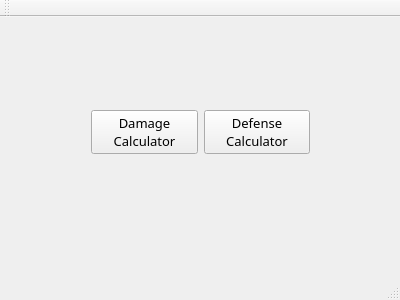
First picture: the form in src/Forms/mainwindow.ui, repository eesandoval/MH4U-Tool, before the edit.
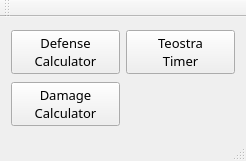
Second picture: the form after the edit.

Commit message: Added Teostra Timer, modified ui slightly Teostra Timer times when Teostra will go supernova - Can set the time for when to remind the user - Default time is 20s - TODO: Add a sound effect when timer hits 0s

What changed in the file:
```diff
--- a/src/Forms/mainwindow.ui
+++ b/src/Forms/mainwindow.ui
@@ -6,45 +6,16 @@
    <rect>
     <x>0</x>
     <y>0</y>
-    <width>400</width>
-    <height>300</height>
+    <width>246</width>
+    <height>161</height>
    </rect>
   </property>
   <property name="windowTitle">
    <string>MH4U-Tool</string>
   </property>
   <widget class="QWidget" name="centralWidget">
-   <widget class="QWidget" name="layoutWidget">
-    <property name="geometry">
-     <rect>
-      <x>80</x>
-      <y>80</y>
-      <width>241</width>
-      <height>71</height>
-     </rect>
-    </property>
-    <property name="font">
-     <font>
-      <family>Sans</family>
-      <pointsize>10</pointsize>
-     </font>
-    </property>
-    <layout class="QHBoxLayout" name="horizontalLayout">
-     <item>
-      <widget class="QPushButton" name="damage_calculator_button">
-       <property name="font">
-        <font>
-         <family>Sans</family>
-         <pointsize>10</pointsize>
-        </font>
-       </property>
-       <property name="text">
-        <string>Damage 
-Calculator</string>
-       </property>
-      </widget>
-     </item>
-     <item>
+   <layout class="QGridLayout" name="gridLayout">
+    <item row="0" column="0">
       <widget class="QPushButton" name="damage_calculator_button_2">
        <property name="font">
         <font>
@@ -58,9 +29,36 @@
        </property>
       </widget>
      </item>
-    </layout>
-   </widget>
-  </widget>
+    <item row="0" column="1">
+     <widget class="QPushButton" name="teostra_timer_button">
+      <property name="font">
+       <font>
+        <family>Sans</family>
+        <pointsize>10</pointsize>
+       </font>
+      </property>
+      <property name="text">
+       <string>Teostra
+Timer</string>
+      </property>
+     </widget>
+    </item>
+    <item row="1" column="0">
+     <widget class="QPushButton" name="damage_calculator_button">
+      <property name="font">
+       <font>
+        <family>Sans</family>
+        <pointsize>10</pointsize>
+       </font>
+      </property>
+      <property name="text">
+       <string>Damage 
+Calculator</string>
+      </property>
+     </widget>
+    </item>
+   </layout>
+  </widget>
   <widget class="QMenuBar" name="menuBar">
    <property name="geometry">
     <rect>
```
Left out of the diff: 4 changed lines with no effect on the pictures. Lines whose indentation alone changed are shown as unchanged. The commit also changes 9 other files.
